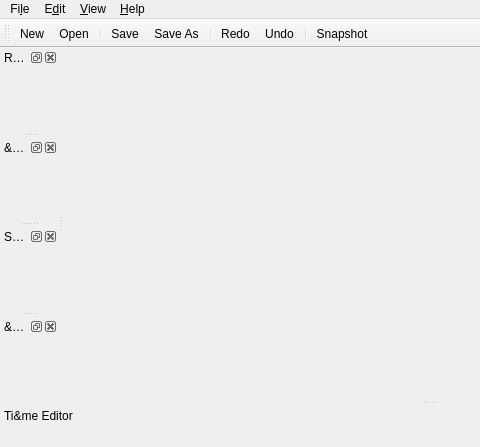
The window that res/designer/mainwindow.ui (tsalemink/neon) describes before a commit, drawn with Qt 5; both pictures show x 0 to 480 and y 0 to 447 of the 855 by 447 pixel window.
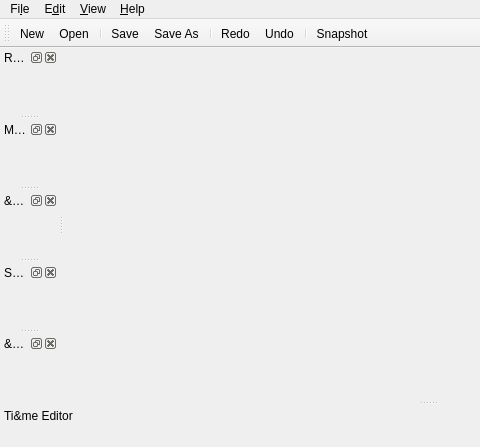
The same window after the commit. Icons and pictures are not drawn. Custom widgets are drawn as their Qt base class.

Commit message:
Add model sources editor
Implement code for loading and reloading model sources and rebuilding region tree view.
Resets scene in scene viewer if root changes.
Still some issues when tree has been rebuilt in certain cases.

Diff of the .ui file:
```diff
--- a/res/designer/mainwindow.ui
+++ b/res/designer/mainwindow.ui
@@ -109,6 +109,15 @@
    </attribute>
    <widget class="RegionEditorWidget" name="dockWidgetContentsRegionEditor"/>
   </widget>
+  <widget class="QDockWidget" name="dockWidgetModelSourcesEditor">
+   <property name="windowTitle">
+    <string>Model Sources Editor</string>
+   </property>
+   <attribute name="dockWidgetArea">
+    <number>1</number>
+   </attribute>
+   <widget class="ModelSourcesEditorWidget" name="dockWidgetContentsModelSourcesEditor"/>
+  </widget>
   <widget class="QDockWidget" name="dockWidgetSceneEditor">
    <property name="windowTitle">
     <string>&amp;Scene Editor</string>
@@ -279,6 +288,12 @@
    <header>opencmiss/neon/ui/editors/regioneditorwidget.h</header>
    <container>1</container>
   </customwidget>
+  <customwidget>
+   <class>ModelSourcesEditorWidget</class>
+   <extends>QWidget</extends>
+   <header>opencmiss/neon/ui/editors/modelsourceseditorwidget.h</header>
+   <container>1</container>
+  </customwidget>
   <customwidget>
    <class>SceneEditorWidget</class>
    <extends>QWidget</extends>
```
Left out of the diff: 22 changed lines with no effect on the pictures. The commit also changes 9 other files.
